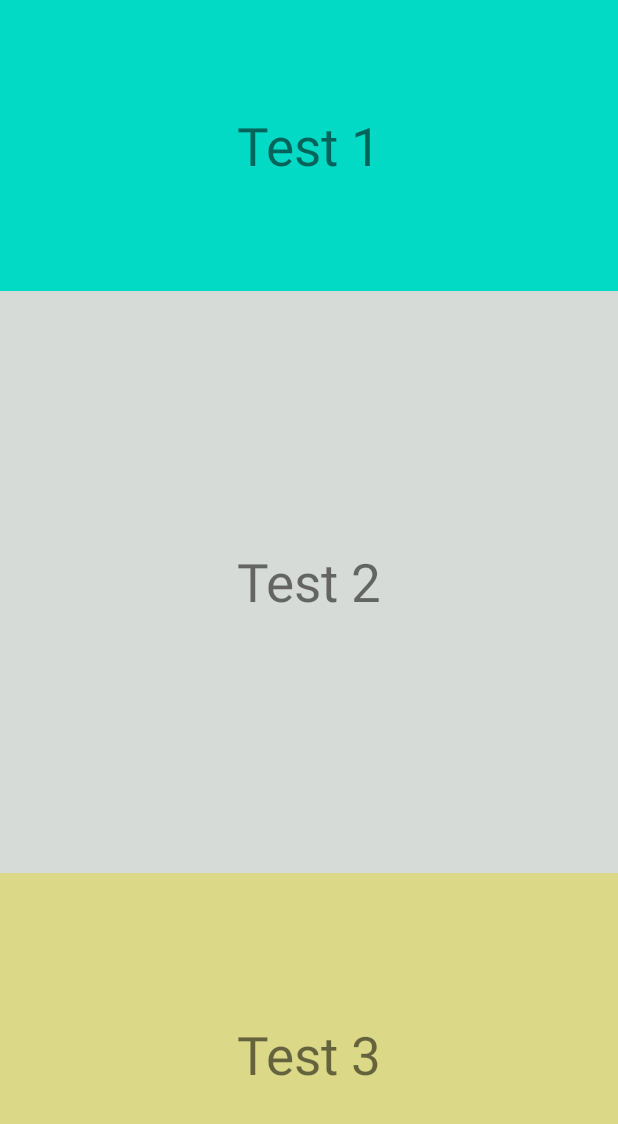
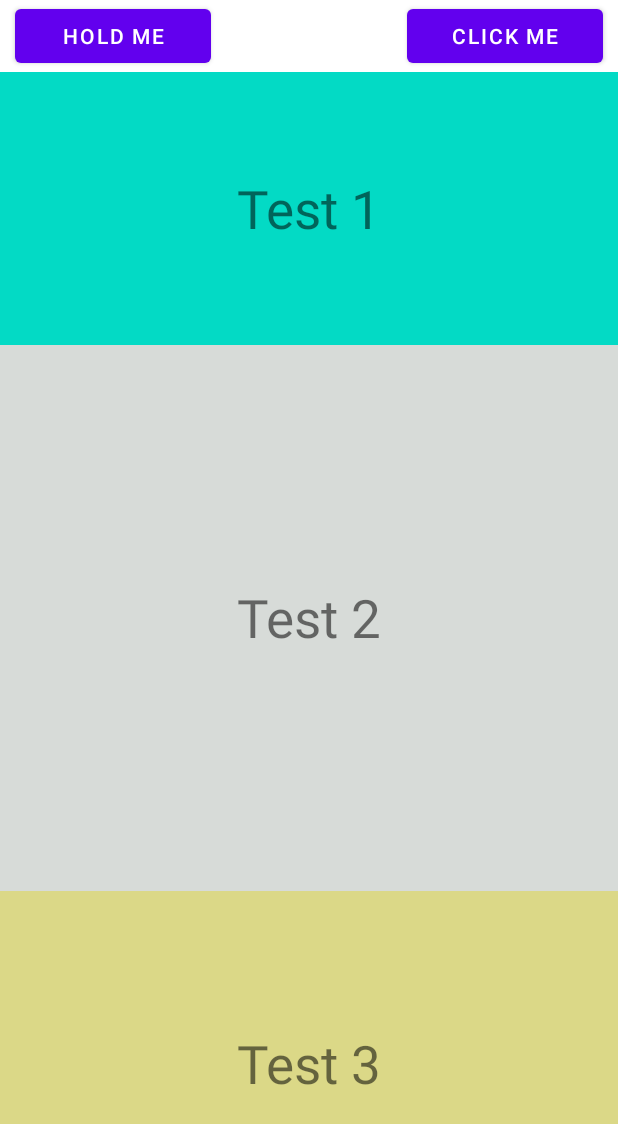
Before and after one commit to yubinkarki/Mobile_Programming, an Android app: the layout columns.xml on its own in the app's theme, with its tools: preview values and no code run, on a phone screen of 412 x 824 dp. Shown: the top 1124 px of the screen. Run offline under Robolectric (Android 15) with nearby library versions, the phone set to English and light mode, and no system bars.

Commit message:
Minor layout changes

```diff
--- a/app/src/main/res/layout/columns.xml
+++ b/app/src/main/res/layout/columns.xml
@@ -1,8 +1,38 @@
 <?xml version="1.0" encoding="utf-8"?>
 <LinearLayout xmlns:android="http://schemas.android.com/apk/res/android"
+    android:id="@+id/columns_parent"
     android:layout_width="match_parent"
     android:layout_height="match_parent"
     android:orientation="vertical">
+
+    <LinearLayout
+        android:layout_width="match_parent"
+        android:layout_height="wrap_content"
+        android:orientation="horizontal">
+
+        <Button
+            android:id="@+id/context_button"
+            android:layout_width="0dp"
+            android:layout_height="wrap_content"
+            android:layout_gravity="center_horizontal"
+            android:layout_marginLeft="10dp"
+            android:layout_weight="1"
+            android:text="Hold Me" />
+
+        <View
+            android:layout_width="0dp"
+            android:layout_height="0dp"
+            android:layout_weight="1" />
+
+        <Button
+            android:id="@+id/popup_button"
+            android:layout_width="0dp"
+            android:layout_height="wrap_content"
+            android:layout_gravity="center_horizontal"
+            android:layout_marginRight="10dp"
+            android:layout_weight="1"
+            android:text="Click Me" />
+    </LinearLayout>
 
     <TextView
         android:layout_width="match_parent"
```
Also changed, not shown: app/src/main/res/layout/calculator_fragment.xml (renamed from app/src/main/res/layout/caculator_fragment.xml, +14 -4 lines), app/src/main/res/layout/calculator_main.xml (+6 -4 lines), app/src/main/res/layout/fragment_switcher.xml (added, +26 -0 lines), app/src/main/res/menu/comment_options.xml (added, +14 -0 lines).
